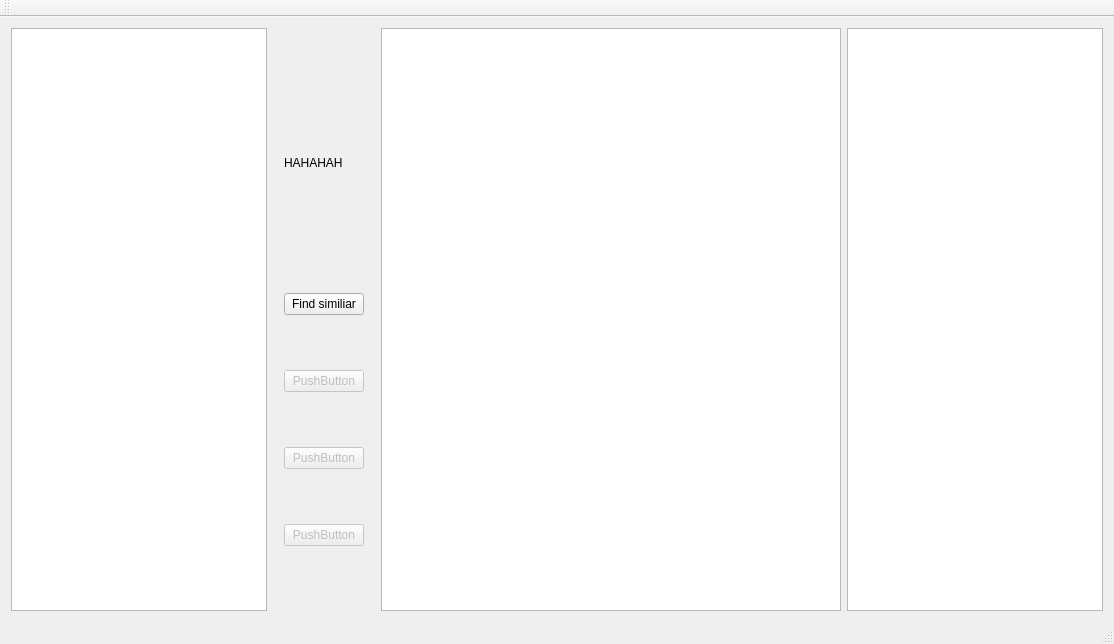
Above: ImageRetrieval/imageretrieval.ui from KitFung/ImageSearch_GUI before the change. Below: the same form after it.
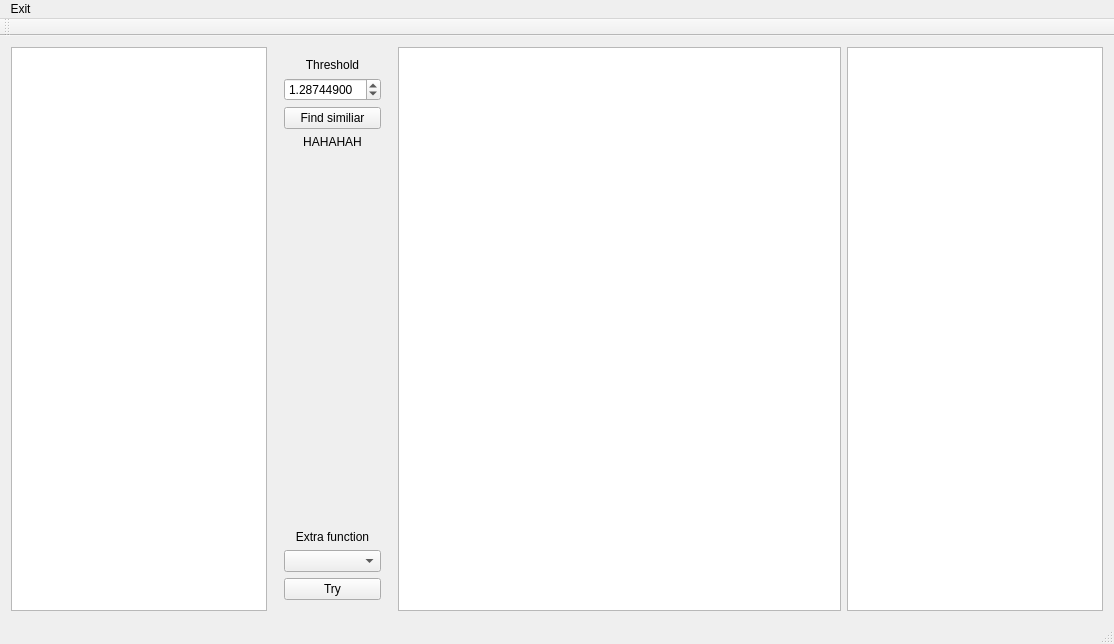
That is the form after the change.

The edit to the form file:
```diff
--- a/ImageRetrieval/imageretrieval.ui
+++ b/ImageRetrieval/imageretrieval.ui
@@ -23,6 +23,12 @@
    <string>ImageRetrieval</string>
   </property>
   <widget class="QWidget" name="centralWidget">
+   <property name="minimumSize">
+    <size>
+     <width>1024</width>
+     <height>0</height>
+    </size>
+   </property>
    <layout class="QHBoxLayout" name="horizontalLayout_2">
     <item>
      <layout class="QHBoxLayout" name="horizontalLayout">
@@ -46,15 +52,40 @@
         </property>
         <layout class="QVBoxLayout" name="actionList">
          <item>
-          <widget class="QLabel" name="loader">
+          <widget class="QLabel" name="label">
            <property name="maximumSize">
             <size>
-             <width>100</width>
-             <height>150</height>
+             <width>500</width>
+             <height>500</height>
             </size>
            </property>
            <property name="text">
-            <string>HAHAHAH</string>
+            <string>Threshold</string>
+           </property>
+           <property name="scaledContents">
+            <bool>false</bool>
+           </property>
+           <property name="alignment">
+            <set>Qt::AlignCenter</set>
+           </property>
+          </widget>
+         </item>
+         <item>
+          <widget class="QDoubleSpinBox" name="threshold">
+           <property name="wrapping">
+            <bool>false</bool>
+           </property>
+           <property name="prefix">
+            <string/>
+           </property>
+           <property name="decimals">
+            <number>8</number>
+           </property>
+           <property name="singleStep">
+            <double>0.010000000000000</double>
+           </property>
+           <property name="value">
+            <double>1.287449000000000</double>
            </property>
           </widget>
          </item>
@@ -69,32 +100,61 @@
           </widget>
          </item>
          <item>
-          <widget class="QPushButton" name="pushButton_4">
-           <property name="enabled">
-            <bool>false</bool>
+          <widget class="QLabel" name="loader">
+           <property name="maximumSize">
+            <size>
+             <width>500</width>
+             <height>500</height>
+            </size>
            </property>
            <property name="text">
-            <string>PushButton</string>
+            <string>HAHAHAH</string>
            </property>
+           <property name="alignment">
+            <set>Qt::AlignCenter</set>
+           </property>
           </widget>
          </item>
          <item>
-          <widget class="QPushButton" name="pushButton_2">
-           <property name="enabled">
-            <bool>false</bool>
+          <spacer name="verticalSpacer">
+           <property name="orientation">
+            <enum>Qt::Vertical</enum>
            </property>
+           <property name="sizeHint" stdset="0">
+            <size>
+             <width>20</width>
+             <height>40</height>
+            </size>
+           </property>
+          </spacer>
+         </item>
+         <item>
+          <widget class="QLabel" name="label_2">
            <property name="text">
-            <string>PushButton</string>
+            <string>Extra function</string>
            </property>
+           <property name="alignment">
+            <set>Qt::AlignCenter</set>
+           </property>
           </widget>
          </item>
          <item>
-          <widget class="QPushButton" name="pushButton">
+          <widget class="QComboBox" name="extraFunc">
+           <property name="maximumSize">
+            <size>
+             <width>250</width>
+             <height>16777215</height>
+            </size>
+           </property>
+          </widget>
+         </item>
+         <item>
+          <widget class="QPushButton" name="extraBtn">
            <property name="enabled">
-            <bool>false</bool>
+            <bool>true</bool>
            </property>
            <property name="text">
-            <string>PushButton</string>
+            <string>Try</string>
            </property>
           </widget>
          </item>
@@ -139,6 +199,12 @@
      <height>21</height>
     </rect>
    </property>
+   <widget class="QMenu" name="menuHi">
+    <property name="title">
+     <string>Exit</string>
+    </property>
+   </widget>
+   <addaction name="menuHi"/>
   </widget>
   <widget class="QToolBar" name="mainToolBar">
    <attribute name="toolBarArea">
```
Left out of the diff: 9 changed lines with no effect on the pictures.
